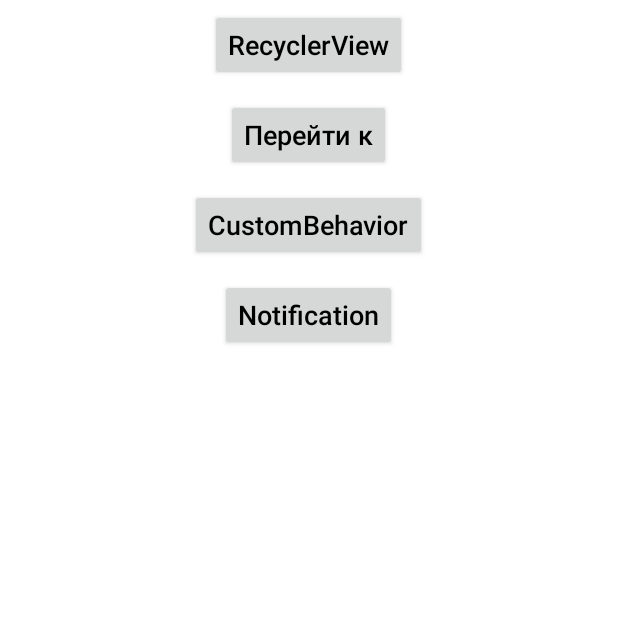
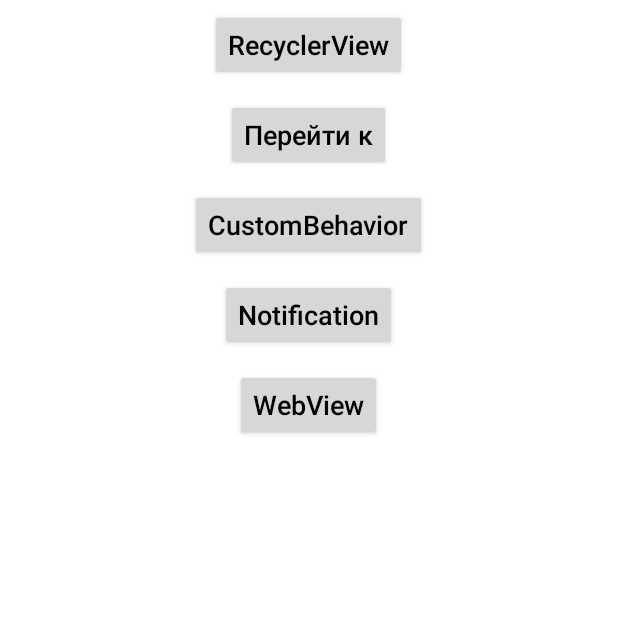
Before and after one commit to AHTOH108/ExampleProject, an Android app: the screen it shows after launch (MainActivity), on a phone screen of 412 x 824 dp, the top half of it. Run offline under Robolectric (Android 15) with nearby library versions, the phone set to English and light mode, and no system bars.

Commit message:
работа с webView (скрипты)

```diff
--- a/app/src/main/AndroidManifest.xml
+++ b/app/src/main/AndroidManifest.xml
@@ -11,6 +11,7 @@
         android:icon="@mipmap/ic_launcher"
         android:label="@string/app_name"
         android:supportsRtl="true"
+        android:hardwareAccelerated="true"
         android:theme="@style/AppTheme">
         <activity android:name=".MainActivity">
             <intent-filter>
@@ -20,7 +21,8 @@
             </intent-filter>
         </activity>
         <activity android:name=".CustomBehavior.CustomBehaviorActivity" />
-        <activity android:name=".TestNotification.NotificationActivity"></activity>
+        <activity android:name=".TestNotification.NotificationActivity" />
+        <activity android:name=".WebView.WebViewActivity"></activity>
     </application>
 
 </manifest>
--- a/app/src/main/java/com/novsu/antonivanov/exampleproject/MainActivity.java
+++ b/app/src/main/java/com/novsu/antonivanov/exampleproject/MainActivity.java
@@ -8,6 +8,7 @@ import android.widget.Button;
 
 import com.novsu.antonivanov.exampleproject.CustomBehavior.CustomBehaviorActivity;
 import com.novsu.antonivanov.exampleproject.TestNotification.NotificationActivity;
+import com.novsu.antonivanov.exampleproject.WebView.WebViewActivity;
 
 public class MainActivity extends AppCompatActivity implements View.OnClickListener {
 
@@ -23,6 +24,10 @@ public class MainActivity extends AppCompatActivity implements View.OnClickListe
         Button btnGoNotification = (Button) findViewById(R.id.buttonGoTestNotification);
         if (btnGoNotification != null)
             btnGoNotification.setOnClickListener(this);
+
+        Button btnGoWebView = (Button) findViewById(R.id.buttonGoTestWebView);
+        if (btnGoWebView != null)
+            btnGoWebView.setOnClickListener(this);
     }
 
     @Override
@@ -33,6 +38,9 @@ public class MainActivity extends AppCompatActivity implements View.OnClickListe
                 break;
             case R.id.buttonGoTestNotification:
                 goActivityNotification();
+                break;
+            case R.id.buttonGoTestWebView:
+                goActivityWebView();
                 break;
         }
     }
@@ -46,4 +54,9 @@ public class MainActivity extends AppCompatActivity implements View.OnClickListe
         Intent intent = new Intent(this, NotificationActivity.class);
         startActivity(intent);
     }
+
+    private void goActivityWebView(){
+        Intent intent = new Intent(this, WebViewActivity.class);
+        startActivity(intent);
+    }
 }
--- a/app/src/main/res/layout/activity_main.xml
+++ b/app/src/main/res/layout/activity_main.xml
@@ -54,6 +54,16 @@
                 android:textAllCaps="false"
                 android:textSize="18sp" />
 
+            <Button
+                android:id="@+id/buttonGoTestWebView"
+                android:layout_width="wrap_content"
+                android:layout_height="wrap_content"
+                android:layout_gravity="center"
+                android:layout_margin="6dp"
+                android:text="@string/button_go_webview"
+                android:textAllCaps="false"
+                android:textSize="18sp" />
+
         </LinearLayout>
     </android.support.v4.widget.NestedScrollView>
 
```
Also changed, not shown: app/src/main/java/com/novsu/antonivanov/exampleproject/WebView/WebViewActivity.java (added, +63 -0 lines), app/src/main/res/layout/activity_web_view.xml (added, +24 -0 lines), app/src/main/res/values/strings.xml (+15 -1 lines).
